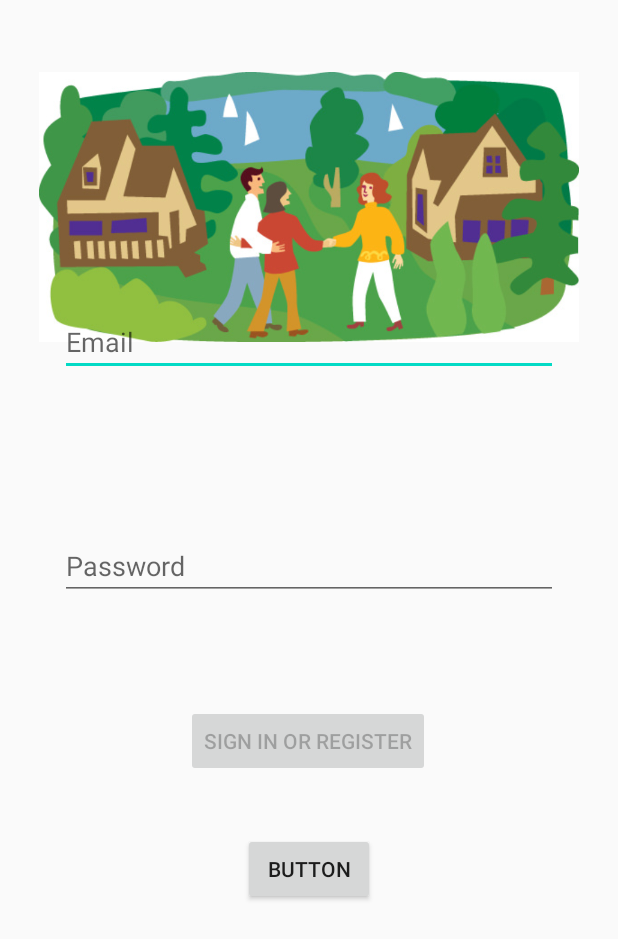
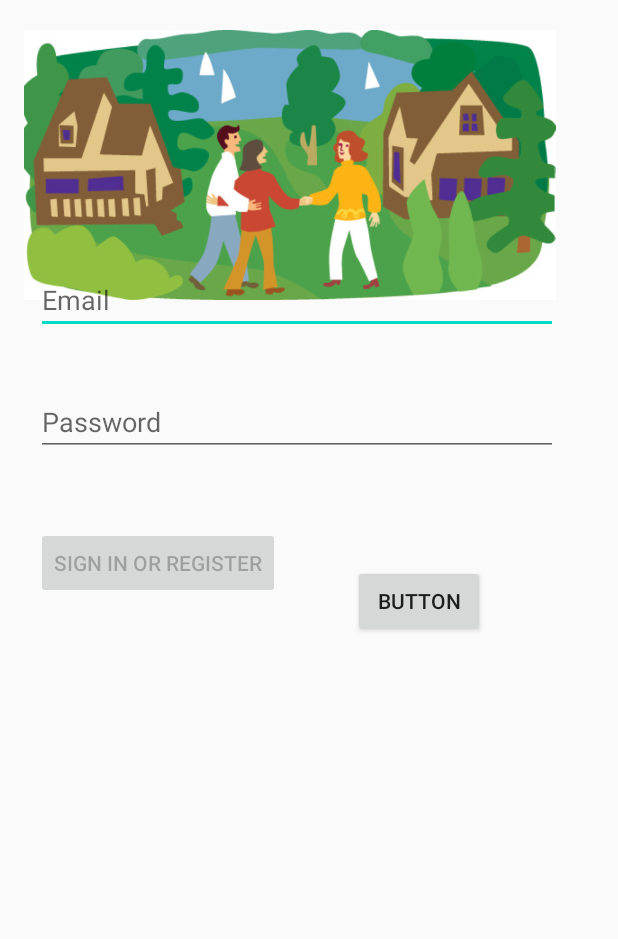
Before and after one commit to RyanTran2506/Our-hospitable-neighbor, an Android app: the layout activity_login.xml on its own in the app's theme, with its tools: preview values and no code run, on a phone screen of 412 x 824 dp. Shown: the top 939 px of the screen. Run offline under Robolectric (Android 15) with nearby library versions, the phone set to English and light mode, and no system bars.

Commit message:
Log in Page
Log in Page

```diff
--- a/app/src/main/AndroidManifest.xml
+++ b/app/src/main/AndroidManifest.xml
@@ -27,13 +27,13 @@
         android:theme="@style/AppTheme">
 
         <activity
-            android:name=".view.ui.login.LoginActivity"
+            android:name=".ui.login.LoginActivity"
             android:label="@string/title_activity_login">
-<!--        <intent-filter>-->
-<!--            <action android:name="android.intent.action.MAIN" />-->
+        <intent-filter>
+            <action android:name="android.intent.action.MAIN" />
 
-<!--            <category android:name="android.intent.category.LAUNCHER" />-->
-<!--        </intent-filter>-->
+            <category android:name="android.intent.category.LAUNCHER" />
+        </intent-filter>
         </activity>
         <activity
             android:name=".SearchActivity"
@@ -52,11 +52,11 @@
         <activity
             android:name=".MainActivity"
             android:theme="@style/AppThemeNoActionBar">
-            <intent-filter>
-                <action android:name="android.intent.action.MAIN" />
+<!--            <intent-filter>-->
+<!--                <action android:name="android.intent.action.MAIN" />-->
 
-                <category android:name="android.intent.category.LAUNCHER" />
-            </intent-filter>
+<!--                <category android:name="android.intent.category.LAUNCHER" />-->
+<!--            </intent-filter>-->
         </activity>
 
         <meta-data
--- a/app/src/main/java/com/example/ourhospitableneighbor/data/LoginDataSource.java
+++ b/app/src/main/java/com/example/ourhospitableneighbor/data/LoginDataSource.java
@@ -17,8 +17,8 @@ public class LoginDataSource {
     public void init(){
         database = FirebaseDatabase.getInstance();
         myRef = database.getReference("users");
-        LoggedInUser user = new LoggedInUser("test","emma");
-        myRef.setValue(user);
+        LoggedInUser user = new LoggedInUser("test2","emmatrrr");
+        myRef.push().setValue(user);
     }
 
     public Result<LoggedInUser> login(String username, String password) {
--- a/app/src/main/res/layout/activity_login.xml
+++ b/app/src/main/res/layout/activity_login.xml
@@ -15,7 +15,9 @@
         android:id="@+id/imageView2"
         android:layout_width="wrap_content"
         android:layout_height="180dp"
-        android:layout_marginTop="32dp"
+        android:layout_marginTop="4dp"
+        android:layout_marginEnd="16dp"
+        android:layout_marginRight="16dp"
         app:layout_constraintEnd_toEndOf="parent"
         app:layout_constraintTop_toTopOf="parent"
         app:srcCompat="@drawable/goodneighbor" />
@@ -44,20 +46,22 @@
         android:text="@string/action_sign_in"
         app:layout_constraintBottom_toBottomOf="parent"
         app:layout_constraintEnd_toEndOf="@+id/password"
-        app:layout_constraintHorizontal_bias="0.497"
+        app:layout_constraintHorizontal_bias="0.0"
         app:layout_constraintStart_toStartOf="@+id/password"
         app:layout_constraintTop_toBottomOf="@+id/password"
-        app:layout_constraintVertical_bias="0.072" />
+        app:layout_constraintVertical_bias="0.0" />
 
     <Button
         android:id="@+id/btnRegister"
         android:layout_width="wrap_content"
         android:layout_height="wrap_content"
-        android:layout_marginTop="37dp"
         android:text="Button"
+        app:layout_constraintBottom_toBottomOf="parent"
         app:layout_constraintEnd_toEndOf="parent"
-        app:layout_constraintStart_toStartOf="parent"
-        app:layout_constraintTop_toBottomOf="@+id/login" />
+        app:layout_constraintHorizontal_bias="0.401"
+        app:layout_constraintStart_toEndOf="@+id/login"
+        app:layout_constraintTop_toBottomOf="@+id/password"
+        app:layout_constraintVertical_bias="0.159" />
 
     <EditText
         android:id="@+id/password"
@@ -65,7 +69,7 @@
         android:layout_height="wrap_content"
         android:layout_marginStart="24dp"
         android:layout_marginLeft="24dp"
-        android:layout_marginTop="104dp"
+        android:layout_marginTop="36dp"
         android:layout_marginEnd="24dp"
         android:layout_marginRight="24dp"
         android:hint="@string/prompt_password"
@@ -74,7 +78,7 @@
         android:inputType="textPassword"
         android:selectAllOnFocus="true"
         app:layout_constraintEnd_toEndOf="parent"
-        app:layout_constraintHorizontal_bias="0.75"
+        app:layout_constraintHorizontal_bias="0.0"
         app:layout_constraintStart_toStartOf="@+id/imageView2"
         app:layout_constraintTop_toBottomOf="@+id/username" />
 
```
